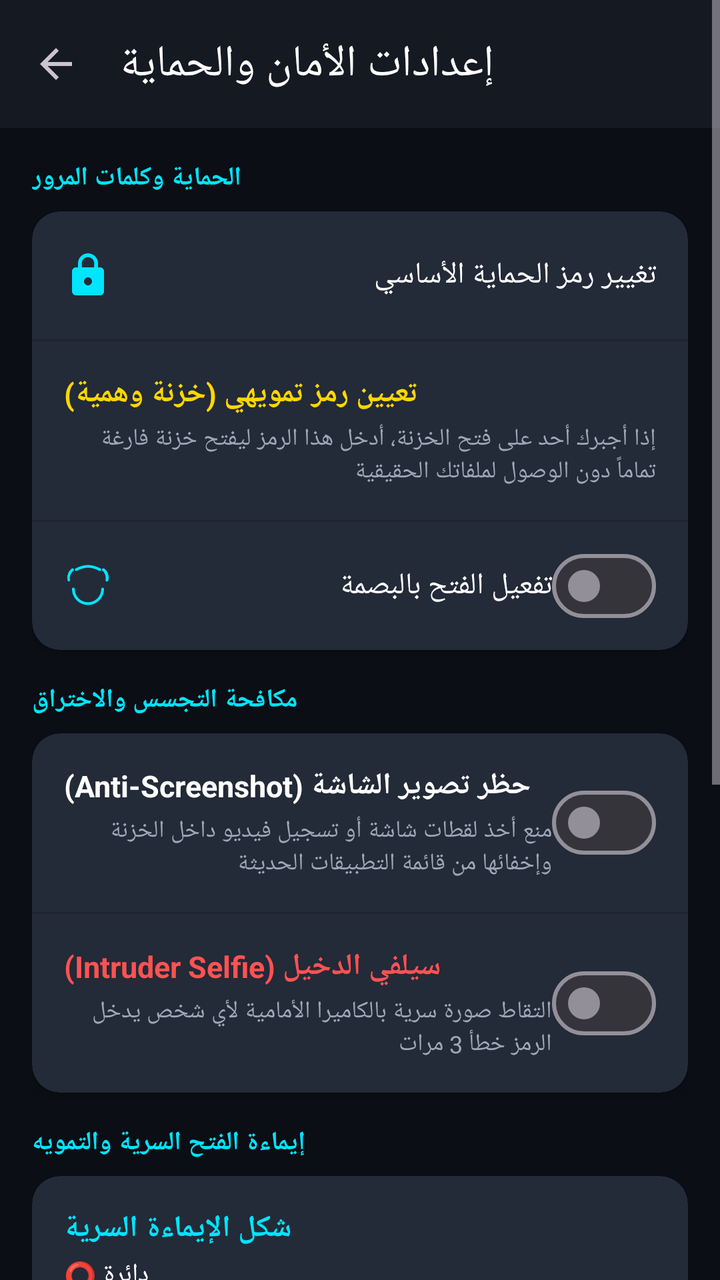
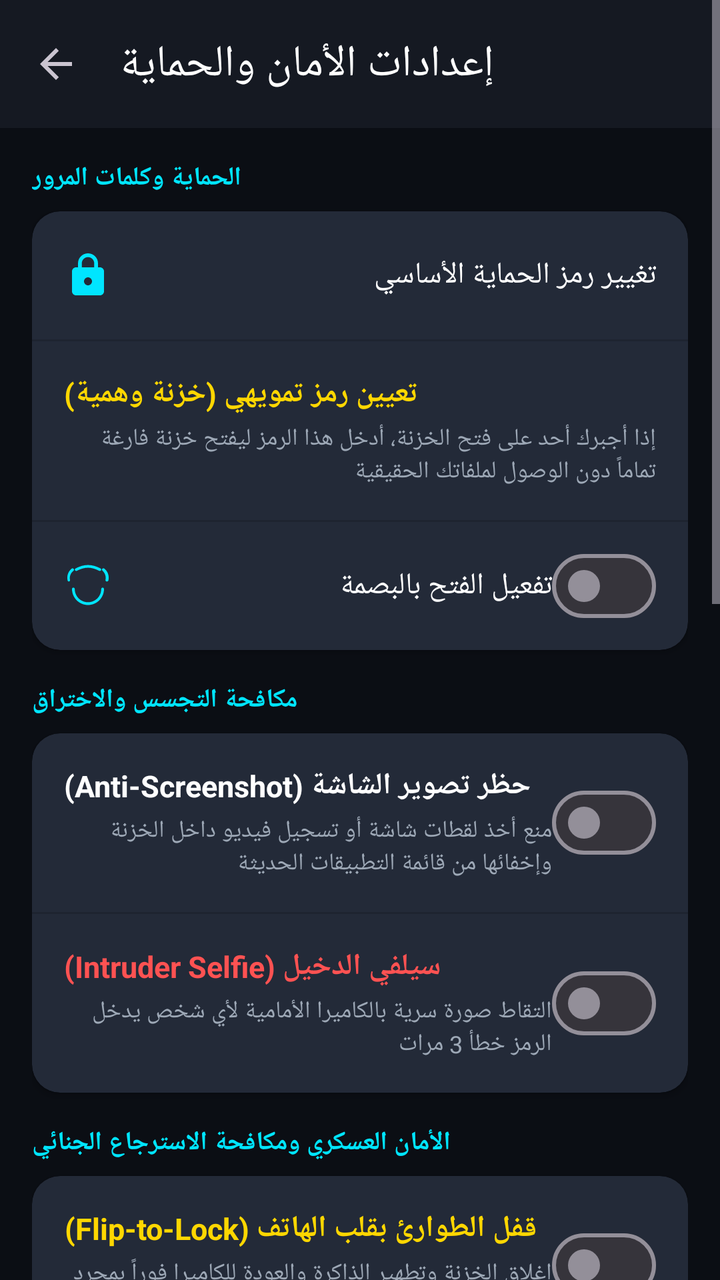

The first picture is an Android layout as it rendered before a commit; the second is the same layout after the commit. The layout source and the unified diff follow.
<!-- AndroidManifest.xml: application theme Theme.SecretCamera -->
<!-- res/layout/activity_settings.xml -->
<?xml version="1.0" encoding="utf-8"?>
<ScrollView xmlns:android="http://schemas.android.com/apk/res/android"
    xmlns:app="http://schemas.android.com/apk/res-auto"
    android:layout_width="match_parent"
    android:layout_height="match_parent"
    android:background="@color/vault_bg_dark">

    <LinearLayout
        android:layout_width="match_parent"
        android:layout_height="wrap_content"
        android:orientation="vertical">

        
        <androidx.appcompat.widget.Toolbar
            android:id="@+id/settingsToolbar"
            android:layout_width="match_parent"
            android:layout_height="?attr/actionBarSize"
            android:background="@color/vault_surface_dark"
            app:navigationIcon="?attr/homeAsUpIndicator"
            app:title="@string/settings_title"
            app:titleTextColor="@color/text_primary" />

        <LinearLayout
            android:layout_width="match_parent"
            android:layout_height="wrap_content"
            android:orientation="vertical"
            android:padding="16dp">

            
            <TextView
                android:layout_width="wrap_content"
                android:layout_height="wrap_content"
                android:layout_marginBottom="8dp"
                android:text="الحماية وكلمات المرور"
                android:textColor="@color/vault_accent_cyan"
                android:textSize="13sp"
                android:textStyle="bold" />

            
            <androidx.cardview.widget.CardView
                android:layout_width="match_parent"
                android:layout_height="wrap_content"
                android:layout_marginBottom="16dp"
                app:cardBackgroundColor="@color/vault_card"
                app:cardCornerRadius="14dp">

                <LinearLayout
                    android:layout_width="match_parent"
                    android:layout_height="wrap_content"
                    android:orientation="vertical">

                    
                    <LinearLayout
                        android:id="@+id/rowChangePin"
                        android:layout_width="match_parent"
                        android:layout_height="64dp"
                        android:background="?attr/selectableItemBackground"
                        android:gravity="center_vertical"
                        android:paddingHorizontal="16dp">

                        <ImageView
                            android:layout_width="24dp"
                            android:layout_height="24dp"
                            android:src="@drawable/ic_vault_lock"
                            app:tint="@color/vault_accent_cyan" />

                        <TextView
                            android:layout_width="0dp"
                            android:layout_height="wrap_content"
                            android:layout_marginStart="16dp"
                            android:layout_weight="1"
                            android:text="@string/setting_change_pin"
                            android:textColor="@color/text_primary"
                            android:textSize="15sp" />
                    </LinearLayout>

                    <View
                        android:layout_width="match_parent"
                        android:layout_height="1dp"
                        android:background="@color/vault_surface_variant" />

                    
                    <LinearLayout
                        android:id="@+id/rowDecoyPin"
                        android:layout_width="match_parent"
                        android:layout_height="wrap_content"
                        android:background="?attr/selectableItemBackground"
                        android:orientation="vertical"
                        android:padding="16dp">

                        <TextView
                            android:layout_width="wrap_content"
                            android:layout_height="wrap_content"
                            android:text="@string/setup_decoy_pin"
                            android:textColor="@color/vault_accent_gold"
                            android:textSize="15sp"
                            android:textStyle="bold" />

                        <TextView
                            android:layout_width="wrap_content"
                            android:layout_height="wrap_content"
                            android:layout_marginTop="4dp"
                            android:text="@string/decoy_pin_desc"
                            android:textColor="@color/text_secondary"
                            android:textSize="12sp" />
                    </LinearLayout>

                    <View
                        android:layout_width="match_parent"
                        android:layout_height="1dp"
                        android:background="@color/vault_surface_variant" />

                    
                    <LinearLayout
                        android:layout_width="match_parent"
                        android:layout_height="64dp"
                        android:gravity="center_vertical"
                        android:paddingHorizontal="16dp">

                        <ImageView
                            android:layout_width="24dp"
                            android:layout_height="24dp"
                            android:src="@drawable/ic_fingerprint"
                            app:tint="@color/vault_accent_cyan" />

                        <TextView
                            android:layout_width="0dp"
                            android:layout_height="wrap_content"
                            android:layout_marginStart="16dp"
                            android:layout_weight="1"
                            android:text="@string/setting_biometric"
                            android:textColor="@color/text_primary"
                            android:textSize="15sp" />

                        <com.google.android.material.materialswitch.MaterialSwitch
                            android:id="@+id/switchBiometric"
                            android:layout_width="wrap_content"
                            android:layout_height="wrap_content" />
                    </LinearLayout>
                </LinearLayout>
            </androidx.cardview.widget.CardView>

            
            <TextView
                android:layout_width="wrap_content"
                android:layout_height="wrap_content"
                android:layout_marginBottom="8dp"
                android:text="مكافحة التجسس والاختراق"
                android:textColor="@color/vault_accent_cyan"
                android:textSize="13sp"
                android:textStyle="bold" />

            
            <androidx.cardview.widget.CardView
                android:layout_width="match_parent"
                android:layout_height="wrap_content"
                android:layout_marginBottom="16dp"
                app:cardBackgroundColor="@color/vault_card"
                app:cardCornerRadius="14dp">

                <LinearLayout
                    android:layout_width="match_parent"
                    android:layout_height="wrap_content"
                    android:orientation="vertical">

                    
                    <LinearLayout
                        android:layout_width="match_parent"
                        android:layout_height="wrap_content"
                        android:gravity="center_vertical"
                        android:padding="16dp">

                        <LinearLayout
                            android:layout_width="0dp"
                            android:layout_height="wrap_content"
                            android:layout_weight="1"
                            android:orientation="vertical">

                            <TextView
                                android:layout_width="wrap_content"
                                android:layout_height="wrap_content"
                                android:text="@string/setting_anti_screenshot"
                                android:textColor="@color/text_primary"
                                android:textSize="15sp"
                                android:textStyle="bold" />

                            <TextView
                                android:layout_width="wrap_content"
                                android:layout_height="wrap_content"
                                android:layout_marginTop="4dp"
                                android:text="@string/setting_anti_screenshot_desc"
                                android:textColor="@color/text_secondary"
                                android:textSize="12sp" />
                        </LinearLayout>

                        <com.google.android.material.materialswitch.MaterialSwitch
                            android:id="@+id/switchAntiScreenshot"
                            android:layout_width="wrap_content"
                            android:layout_height="wrap_content" />
                    </LinearLayout>

                    <View
                        android:layout_width="match_parent"
                        android:layout_height="1dp"
                        android:background="@color/vault_surface_variant" />

                    
                    <LinearLayout
                        android:layout_width="match_parent"
                        android:layout_height="wrap_content"
                        android:gravity="center_vertical"
                        android:padding="16dp">

                        <LinearLayout
                            android:layout_width="0dp"
                            android:layout_height="wrap_content"
                            android:layout_weight="1"
                            android:orientation="vertical">

                            <TextView
                                android:layout_width="wrap_content"
                                android:layout_height="wrap_content"
                                android:text="@string/setting_intruder_selfie"
                                android:textColor="@color/vault_accent_red"
                                android:textSize="15sp"
                                android:textStyle="bold" />

                            <TextView
                                android:layout_width="wrap_content"
                                android:layout_height="wrap_content"
                                android:layout_marginTop="4dp"
                                android:text="@string/setting_intruder_selfie_desc"
                                android:textColor="@color/text_secondary"
                                android:textSize="12sp" />
                        </LinearLayout>

                        <com.google.android.material.materialswitch.MaterialSwitch
                            android:id="@+id/switchIntruderSelfie"
                            android:layout_width="wrap_content"
                            android:layout_height="wrap_content" />
                    </LinearLayout>
                </LinearLayout>
            </androidx.cardview.widget.CardView>

            
            <TextView
                android:layout_width="wrap_content"
                android:layout_height="wrap_content"
                android:layout_marginBottom="8dp"
                android:text="@string/section_gesture_stealth"
                android:textColor="@color/vault_accent_cyan"
                android:textSize="13sp"
                android:textStyle="bold" />

            
            <androidx.cardview.widget.CardView
                android:layout_width="match_parent"
                android:layout_height="wrap_content"
                android:layout_marginBottom="24dp"
                app:cardBackgroundColor="@color/vault_card"
                app:cardCornerRadius="14dp">

                <LinearLayout
                    android:layout_width="match_parent"
                    android:layout_height="wrap_content"
                    android:orientation="vertical">

                    
                    <LinearLayout
                        android:id="@+id/rowSecretShape"
                        android:layout_width="match_parent"
                        android:layout_height="wrap_content"
                        android:background="?attr/selectableItemBackground"
                        android:orientation="vertical"
                        android:padding="16dp">

                        <TextView
                            android:layout_width="wrap_content"
                            android:layout_height="wrap_content"
                            android:text="@string/setting_secret_shape"
                            android:textColor="@color/vault_accent_cyan"
                            android:textSize="15sp"
                            android:textStyle="bold" />

                        <TextView
                            android:id="@+id/tvCurrentShape"
                            android:layout_width="wrap_content"
                            android:layout_height="wrap_content"
                            android:layout_marginTop="4dp"
                            android:text="دائرة ⭕"
                            android:textColor="@color/text_primary"
                            android:textSize="13sp" />

                        <TextView
                            android:layout_width="wrap_content"
                            android:layout_height="wrap_content"
                            android:layout_marginTop="2dp"
                            android:text="@string/setting_secret_shape_desc"
                            android:textColor="@color/text_secondary"
                            android:textSize="12sp" />
                    </LinearLayout>

                    <View
                        android:layout_width="match_parent"
                        android:layout_height="1dp"
                        android:background="@color/vault_surface_variant" />

                    
                    <LinearLayout
                        android:layout_width="match_parent"
                        android:layout_height="wrap_content"
                        android:gravity="center_vertical"
                        android:padding="16dp">

                        <LinearLayout
                            android:layout_width="0dp"
                            android:layout_height="wrap_content"
                            android:layout_weight="1"
                            android:orientation="vertical">

                            <TextView
                                android:layout_width="wrap_content"
                                android:layout_height="wrap_content"
                                android:text="@string/setting_show_stroke"
                                android:textColor="@color/text_primary"
                                android:textSize="15sp"
                                android:textStyle="bold" />

                            <TextView
                                android:layout_width="wrap_content"
                                android:layout_height="wrap_content"
                                android:layout_marginTop="4dp"
                                android:text="@string/setting_show_stroke_desc"
                                android:textColor="@color/text_secondary"
                                android:textSize="12sp" />
                        </LinearLayout>

                        <com.google.android.material.materialswitch.MaterialSwitch
                            android:id="@+id/switchShowStroke"
                            android:layout_width="wrap_content"
                            android:layout_height="wrap_content" />
                    </LinearLayout>
                </LinearLayout>
            </androidx.cardview.widget.CardView>



            
            <TextView
                android:layout_width="wrap_content"
                android:layout_height="wrap_content"
                android:layout_marginBottom="8dp"
                android:text="@string/section_developer_info"
                android:textColor="@color/vault_accent_cyan"
                android:textSize="13sp"
                android:textStyle="bold" />

            
            <androidx.cardview.widget.CardView
                android:layout_width="match_parent"
                android:layout_height="wrap_content"
                android:layout_marginBottom="24dp"
                app:cardBackgroundColor="@color/vault_card"
                app:cardCornerRadius="14dp">

                <LinearLayout
                    android:layout_width="match_parent"
                    android:layout_height="wrap_content"
                    android:orientation="vertical">

                    
                    <LinearLayout
                        android:layout_width="match_parent"
                        android:layout_height="wrap_content"
                        android:gravity="center_vertical"
                        android:padding="16dp">

                        <ImageView
                            android:layout_width="28dp"
                            android:layout_height="28dp"
                            android:src="@drawable/ic_person"
                            app:tint="@color/vault_accent_cyan" />

                        <LinearLayout
                            android:layout_width="0dp"
                            android:layout_height="wrap_content"
                            android:layout_marginStart="14dp"
                            android:layout_weight="1"
                            android:orientation="vertical">

                            <TextView
                                android:layout_width="wrap_content"
                                android:layout_height="wrap_content"
                                android:text="@string/developer_name_title"
                                android:textColor="@color/text_secondary"
                                android:textSize="12sp" />

                            <TextView
                                android:layout_width="wrap_content"
                                android:layout_height="wrap_content"
                                android:layout_marginTop="2dp"
                                android:text="@string/developer_name_value"
                                android:textColor="@color/text_primary"
                                android:textSize="16sp"
                                android:textStyle="bold" />
                        </LinearLayout>
                    </LinearLayout>

                    <View
                        android:layout_width="match_parent"
                        android:layout_height="1dp"
                        android:background="@color/vault_surface_variant" />

                    
                    <LinearLayout
                        android:id="@+id/rowDeveloperEmail"
                        android:layout_width="match_parent"
                        android:layout_height="wrap_content"
                        android:background="?attr/selectableItemBackground"
                        android:gravity="center_vertical"
                        android:padding="16dp">

                        <ImageView
                            android:layout_width="24dp"
                            android:layout_height="24dp"
                            android:src="@drawable/ic_email"
                            app:tint="@color/vault_accent_gold" />

                        <LinearLayout
                            android:layout_width="0dp"
                            android:layout_height="wrap_content"
                            android:layout_marginStart="16dp"
                            android:layout_weight="1"
                            android:orientation="vertical">

                            <TextView
                                android:layout_width="wrap_content"
                                android:layout_height="wrap_content"
                                android:text="@string/developer_email_title"
                                android:textColor="@color/text_primary"
                                android:textSize="14sp"
                                android:textStyle="bold" />

                            <TextView
                                android:layout_width="wrap_content"
                                android:layout_height="wrap_content"
                                android:layout_marginTop="2dp"
                                android:text="@string/developer_email_value"
                                android:textColor="@color/vault_accent_gold"
                                android:textSize="12sp" />
                        </LinearLayout>

                        <TextView
                            android:layout_width="wrap_content"
                            android:layout_height="wrap_content"
                            android:background="@drawable/bg_tag_encrypted"
                            android:paddingHorizontal="10dp"
                            android:paddingVertical="4dp"
                            android:text="إيميل"
                            android:textColor="@color/vault_accent_gold"
                            android:textSize="12sp"
                            android:textStyle="bold" />
                    </LinearLayout>
                </LinearLayout>
            </androidx.cardview.widget.CardView>

            
            <TextView
                android:layout_width="match_parent"
                android:layout_height="wrap_content"
                android:layout_marginBottom="24dp"
                android:gravity="center"
                android:text="@string/developer_rights"
                android:textColor="@color/text_secondary"
                android:textSize="12sp" />

        </LinearLayout>
    </LinearLayout>
</ScrollView>
<!-- resources referenced by this layout -->
<resources>
  <color name="text_primary">#FFFFFF</color>
  <color name="text_secondary">#9DA8B6</color>
  <color name="vault_accent_cyan">#00E5FF</color>
  <color name="vault_accent_gold">#FFD700</color>
  <color name="vault_accent_red">#FF5252</color>
  <color name="vault_bg_dark">#0B0E14</color>
  <color name="vault_card">#232A38</color>
  <color name="vault_surface_dark">#151922</color>
  <color name="vault_surface_variant">#1E2430</color>
  <!-- drawable bg_tag_encrypted (drawable) -->
  <?xml version="1.0" encoding="utf-8"?>
  <shape xmlns:android="http://schemas.android.com/apk/res/android"
      android:shape="rectangle">
      <corners android:radius="8dp" />
      <solid android:color="#1A00E5FF" />
      <stroke
          android:width="1dp"
          android:color="#4D00E5FF" />
  </shape>
  <!-- drawable ic_email (drawable) -->
  <vector xmlns:android="http://schemas.android.com/apk/res/android"
      android:width="24dp"
      android:height="24dp"
      android:viewportWidth="24"
      android:viewportHeight="24">
      <path
          android:fillColor="#FFFFFFFF"
          android:pathData="M20,4H4c-1.1,0 -1.99,0.9 -1.99,2L2,18c0,1.1 0.9,2 2,2h16c1.1,0 2,-0.9 2,-2V6c0,-1.1 -0.9,-2 -2,-2zm0,4l-8,5 -8,-5V6l8,5 8,-5v2z"/>
  </vector>
  <!-- drawable ic_person (drawable) -->
  <vector xmlns:android="http://schemas.android.com/apk/res/android"
      android:width="24dp"
      android:height="24dp"
      android:viewportWidth="24"
      android:viewportHeight="24">
      <path
          android:fillColor="#FFFFFFFF"
          android:pathData="M12,12c2.21,0 4,-1.79 4,-4s-1.79,-4 -4,-4 -4,1.79 -4,4 1.79,4 4,4zM12,14c-2.67,0 -8,1.34 -8,4v2h16v-2c0,-2.66 -5.33,-4 -8,-4z"/>
  </vector>
  <string name="decoy_pin_desc">إذا أجبرك أحد على فتح الخزنة، أدخل هذا الرمز ليفتح خزنة فارغة تماماً دون الوصول لملفاتك الحقيقية</string>
  <string name="developer_email_title">مراسلة عبر البريد الإلكتروني</string>
  <string name="developer_email_value">eng.huthaifa.aref.1611@gmail.com</string>
  <string name="developer_name_title">مطور التطبيق</string>
  <string name="developer_name_value">Eng. Huthaifa Aref</string>
  <string name="developer_rights">جميع الحقوق محفوظة © 2026 Eng. Huthaifa Aref</string>
  <string name="section_developer_info">معلومات المطور والدعم الفني</string>
  <string name="section_gesture_stealth">إيماءة الفتح السرية والتمويه</string>
  <string name="setting_anti_screenshot">حظر تصوير الشاشة (Anti-Screenshot)</string>
  <string name="setting_anti_screenshot_desc">منع أخذ لقطات شاشة أو تسجيل فيديو داخل الخزنة وإخفائها من قائمة التطبيقات الحديثة</string>
  <string name="setting_biometric">تفعيل الفتح بالبصمة</string>
  <string name="setting_change_pin">تغيير رمز الحماية الأساسي</string>
  <string name="setting_intruder_selfie">سيلفي الدخيل (Intruder Selfie)</string>
  <string name="setting_intruder_selfie_desc">التقاط صورة سرية بالكاميرا الأمامية لأي شخص يدخل الرمز خطأ 3 مرات</string>
  <string name="setting_secret_shape">شكل الإيماءة السرية</string>
  <string name="setting_secret_shape_desc">الحركة السرية المرسومة على الكاميرا لفتح الخزنة</string>
  <string name="setting_show_stroke">إظهار أثر الرسم على الشاشة</string>
  <string name="setting_show_stroke_desc">الافتراضي مخفي للسرية التامة لكي لا تظهر أي خطوط أثناء الرسم</string>
  <string name="settings_title">إعدادات الأمان والحماية</string>
  <string name="setup_decoy_pin">تعيين رمز تمويهي (خزنة وهمية)</string>
  <color name="vault_accent_purple">#7C4DFF</color>
  <!-- unchanged entries left out for length: 3 -->
</resources>

<!-- the commit's change to res/layout/activity_settings.xml (unified diff, before → after) -->
@@ -247,6 +247,153 @@
                 android:layout_width="wrap_content"
                 android:layout_height="wrap_content"
                 android:layout_marginBottom="8dp"
+                android:text="الأمان العسكري ومكافحة الاسترجاع الجنائي"
+                android:textColor="@color/vault_accent_cyan"
+                android:textSize="13sp"
+                android:textStyle="bold" />
+
+            
+            <androidx.cardview.widget.CardView
+                android:layout_width="match_parent"
+                android:layout_height="wrap_content"
+                android:layout_marginBottom="16dp"
+                app:cardBackgroundColor="@color/vault_card"
+                app:cardCornerRadius="14dp">
+
+                <LinearLayout
+                    android:layout_width="match_parent"
+                    android:layout_height="wrap_content"
+                    android:orientation="vertical">
+
+                    
+                    <LinearLayout
+                        android:layout_width="match_parent"
+                        android:layout_height="wrap_content"
+                        android:gravity="center_vertical"
+                        android:padding="16dp">
+
+                        <LinearLayout
+                            android:layout_width="0dp"
+                            android:layout_height="wrap_content"
+                            android:layout_weight="1"
+                            android:orientation="vertical">
+
+                            <TextView
+                                android:layout_width="wrap_content"
+                                android:layout_height="wrap_content"
+                                android:text="قفل الطوارئ بقلب الهاتف (Flip-to-Lock)"
+                                android:textColor="@color/vault_accent_gold"
+                                android:textSize="15sp"
+                                android:textStyle="bold" />
+
+                            <TextView
+                                android:layout_width="wrap_content"
+                                android:layout_height="wrap_content"
+                                android:layout_marginTop="4dp"
+                                android:text="إغلاق الخزنة وتطهير الذاكرة والعودة للكاميرا فوراً بمجرد قلب شاشة الهاتف للأسفل على الطاولة."
+                                android:textColor="@color/text_secondary"
+                                android:textSize="12sp" />
+                        </LinearLayout>
+
+                        <com.google.android.material.materialswitch.MaterialSwitch
+                            android:id="@+id/switchFlipToLock"
+                            android:layout_width="wrap_content"
+                            android:layout_height="wrap_content" />
+                    </LinearLayout>
+
+                    <View
+                        android:layout_width="match_parent"
+                        android:layout_height="1dp"
+                        android:background="@color/vault_surface_variant" />
+
+                    
+                    <LinearLayout
+                        android:layout_width="match_parent"
+                        android:layout_height="wrap_content"
+                        android:gravity="center_vertical"
+                        android:padding="16dp">
+
+                        <LinearLayout
+                            android:layout_width="0dp"
+                            android:layout_height="wrap_content"
+                            android:layout_weight="1"
+                            android:orientation="vertical">
+
+                            <TextView
+                                android:layout_width="wrap_content"
+                                android:layout_height="wrap_content"
+                                android:text="التمزيق الرقمي الآمن (Anti-Forensics)"
+                                android:textColor="@color/vault_accent_green"
+                                android:textSize="15sp"
+                                android:textStyle="bold" />
+
+                            <TextView
+                                android:layout_width="wrap_content"
+                                android:layout_height="wrap_content"
+                                android:layout_marginTop="4dp"
+                                android:text="كتابة أصفار فوق مسار الملف الأصلي ومزامنته فيزيائياً مع القرص قبل الحذف لمنع أي استعادة جنائية."
+                                android:textColor="@color/text_secondary"
+                                android:textSize="12sp" />
+                        </LinearLayout>
+
+                        <com.google.android.material.materialswitch.MaterialSwitch
+                            android:id="@+id/switchDataShredding"
+                            android:layout_width="wrap_content"
+                            android:layout_height="wrap_content" />
+                    </LinearLayout>
+
+                    <View
+                        android:layout_width="match_parent"
+                        android:layout_height="1dp"
+                        android:background="@color/vault_surface_variant" />
+
+                    
+                    <LinearLayout
+                        android:id="@+id/rowSecurityAudit"
+                        android:layout_width="match_parent"
+                        android:layout_height="wrap_content"
+                        android:background="?attr/selectableItemBackground"
+                        android:gravity="center_vertical"
+                        android:padding="16dp">
+
+                        <ImageView
+                            android:layout_width="24dp"
+                            android:layout_height="24dp"
+                            android:src="@drawable/ic_shield"
+                            app:tint="@color/vault_accent_cyan" />
+
+                        <LinearLayout
+                            android:layout_width="0dp"
+                            android:layout_height="wrap_content"
+                            android:layout_marginStart="16dp"
+                            android:layout_weight="1"
+                            android:orientation="vertical">
+
+                            <TextView
+                                android:layout_width="wrap_content"
+                                android:layout_height="wrap_content"
+                                android:text="🛡️ شهادة فحص وتدقيق التشفير الحي"
+                                android:textColor="@color/text_primary"
+                                android:textSize="15sp"
+                                android:textStyle="bold" />
+
+                            <TextView
+                                android:layout_width="wrap_content"
+                                android:layout_height="wrap_content"
+                                android:layout_marginTop="4dp"
+                                android:text="فحص حي لخوارزميات AES-256، ومعاينة بايتات التشفير الحقيقية على القرص."
+                                android:textColor="@color/text_secondary"
+                                android:textSize="12sp" />
+                        </LinearLayout>
+                    </LinearLayout>
+                </LinearLayout>
+            </androidx.cardview.widget.CardView>
+
+            
+            <TextView
+                android:layout_width="wrap_content"
+                android:layout_height="wrap_content"
+                android:layout_marginBottom="8dp"
                 android:text="@string/section_gesture_stealth"
                 android:textColor="@color/vault_accent_cyan"
                 android:textSize="13sp"
<!-- resource entries referenced after the edit -->
@@ -4,6 +4,7 @@
   <color name="text_secondary">#9DA8B6</color>
   <color name="vault_accent_cyan">#00E5FF</color>
   <color name="vault_accent_gold">#FFD700</color>
+  <color name="vault_accent_green">#00E676</color>
   <color name="vault_accent_red">#FF5252</color>
   <color name="vault_bg_dark">#0B0E14</color>
   <color name="vault_card">#232A38</color>
@@ -39,6 +40,16 @@
           android:fillColor="#FFFFFFFF"
           android:pathData="M12,12c2.21,0 4,-1.79 4,-4s-1.79,-4 -4,-4 -4,1.79 -4,4 1.79,4 4,4zM12,14c-2.67,0 -8,1.34 -8,4v2h16v-2c0,-2.66 -5.33,-4 -8,-4z"/>
   </vector>
+  <!-- drawable ic_shield (drawable) -->
+  <vector xmlns:android="http://schemas.android.com/apk/res/android"
+      android:width="24dp"
+      android:height="24dp"
+      android:viewportWidth="24"
+      android:viewportHeight="24">
+      <path
+          android:fillColor="#00E5FF"
+          android:pathData="M12,1L3,5v6c0,5.55 3.84,10.74 9,12c5.16,-1.26 9,-6.45 9,-12V5l-9,-4zm-2,16l-4,-4l1.41,-1.41L10,14.17l6.59,-6.59L18,9l-8,8z" />
+  </vector>
   <string name="decoy_pin_desc">إذا أجبرك أحد على فتح الخزنة، أدخل هذا الرمز ليفتح خزنة فارغة تماماً دون الوصول لملفاتك الحقيقية</string>
   <string name="developer_email_title">مراسلة عبر البريد الإلكتروني</string>
   <string name="developer_email_value">eng.huthaifa.aref.1611@gmail.com</string>
